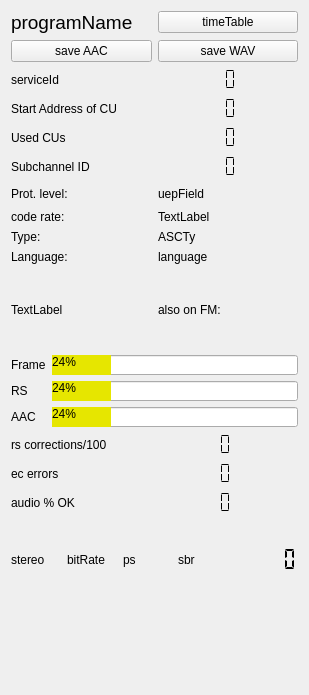
The window that qt-dab-6.9/forms-v7/technical_data.ui (JvanKatwijk/qt-dab) describes before a commit, drawn with Qt 5.
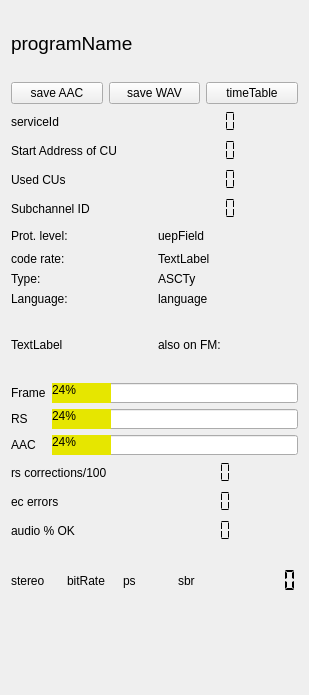
The same window after the commit. Custom widgets are drawn as their Qt base class.

What changed in the file:
```diff
--- a/qt-dab-6.9/forms-v7/technical_data.ui
+++ b/qt-dab-6.9/forms-v7/technical_data.ui
@@ -15,8 +15,6 @@
   </property>
   <layout class="QVBoxLayout" name="verticalLayout">
    <item>
-    <layout class="QHBoxLayout" name="horizontalLayout_5">
-     <item>
       <layout class="QHBoxLayout" name="horizontalLayout_2">
        <item>
         <widget class="QLabel" name="programName">
@@ -36,20 +34,6 @@
       </layout>
      </item>
      <item>
-      <widget class="QPushButton" name="timeTable_button">
-       <property name="toolTip">
-        <string>&lt;html&gt;&lt;head/&gt;&lt;body&gt;&lt;p&gt;If configured - opens a new windows with SPI (formerly called EPG) preview.&lt;/p&gt;&lt;p&gt;&lt;br/&gt;&lt;/p&gt;&lt;p&gt;Note that this is still work in progress.&lt;/p&gt;&lt;/body&gt;&lt;/html&gt;</string>
-       </property>
-       <property name="text">
-        <string>timeTable</string>
-       </property>
-      </widget>
-     </item>
-    </layout>
-   </item>
-   <item>
-    <layout class="QFormLayout" name="formLayout_2">
-     <item row="0" column="0" colspan="2">
       <layout class="QHBoxLayout" name="horizontalLayout_4">
        <item>
         <widget class="smallPushButton" name="framedumpButton">
@@ -71,16 +55,28 @@
          </property>
         </widget>
        </item>
-      </layout>
-     </item>
-     <item row="1" column="0">
+     <item>
+      <widget class="smallPushButton" name="timeTable_button">
+       <property name="toolTip">
+        <string>&lt;html&gt;&lt;head/&gt;&lt;body&gt;&lt;p&gt;If configured - opens a new windows with SPI (formerly called EPG) preview.&lt;/p&gt;&lt;p&gt;&lt;br/&gt;&lt;/p&gt;&lt;p&gt;Note that this is still work in progress.&lt;/p&gt;&lt;/body&gt;&lt;/html&gt;</string>
+       </property>
+       <property name="text">
+        <string>timeTable</string>
+       </property>
+      </widget>
+     </item>
+    </layout>
+   </item>
+   <item>
+    <layout class="QFormLayout" name="formLayout_2">
+     <item row="0" column="0">
       <widget class="QLabel" name="label_3">
        <property name="text">
         <string>serviceId</string>
        </property>
       </widget>
      </item>
-     <item row="1" column="1">
+     <item row="0" column="1">
       <widget class="QLCDNumber" name="serviceIdDisplay">
        <property name="frameShape">
         <enum>QFrame::Shape::NoFrame</enum>
@@ -93,14 +89,14 @@
        </property>
       </widget>
      </item>
-     <item row="2" column="0">
+     <item row="1" column="0">
       <widget class="QLabel" name="label">
        <property name="text">
         <string>Start Address of CU</string>
        </property>
       </widget>
      </item>
-     <item row="2" column="1">
+     <item row="1" column="1">
       <widget class="QLCDNumber" name="startAddressDisplay">
        <property name="frameShape">
         <enum>QFrame::Shape::NoFrame</enum>
@@ -110,14 +106,14 @@
        </property>
       </widget>
      </item>
-     <item row="3" column="0">
+     <item row="2" column="0">
       <widget class="QLabel" name="label_2">
        <property name="text">
         <string>Used CUs</string>
        </property>
       </widget>
      </item>
-     <item row="3" column="1">
+     <item row="2" column="1">
       <widget class="QLCDNumber" name="lengthDisplay">
        <property name="frameShape">
         <enum>QFrame::Shape::NoFrame</enum>
@@ -127,14 +123,14 @@
        </property>
       </widget>
      </item>
-     <item row="4" column="0">
+     <item row="3" column="0">
       <widget class="QLabel" name="label_6">
        <property name="text">
         <string>Subchannel ID</string>
        </property>
       </widget>
      </item>
-     <item row="4" column="1">
+     <item row="3" column="1">
       <widget class="QLCDNumber" name="subChIdDisplay">
        <property name="frameShape">
         <enum>QFrame::Shape::NoFrame</enum>
```
Lines whose indentation alone changed are shown as unchanged.
